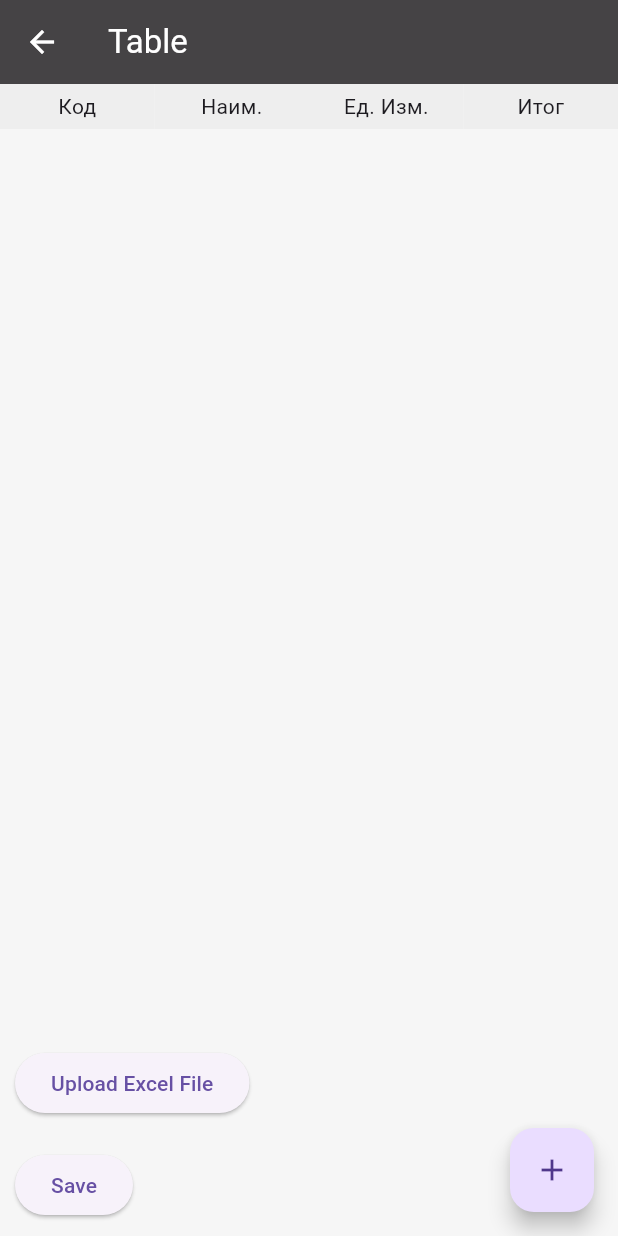
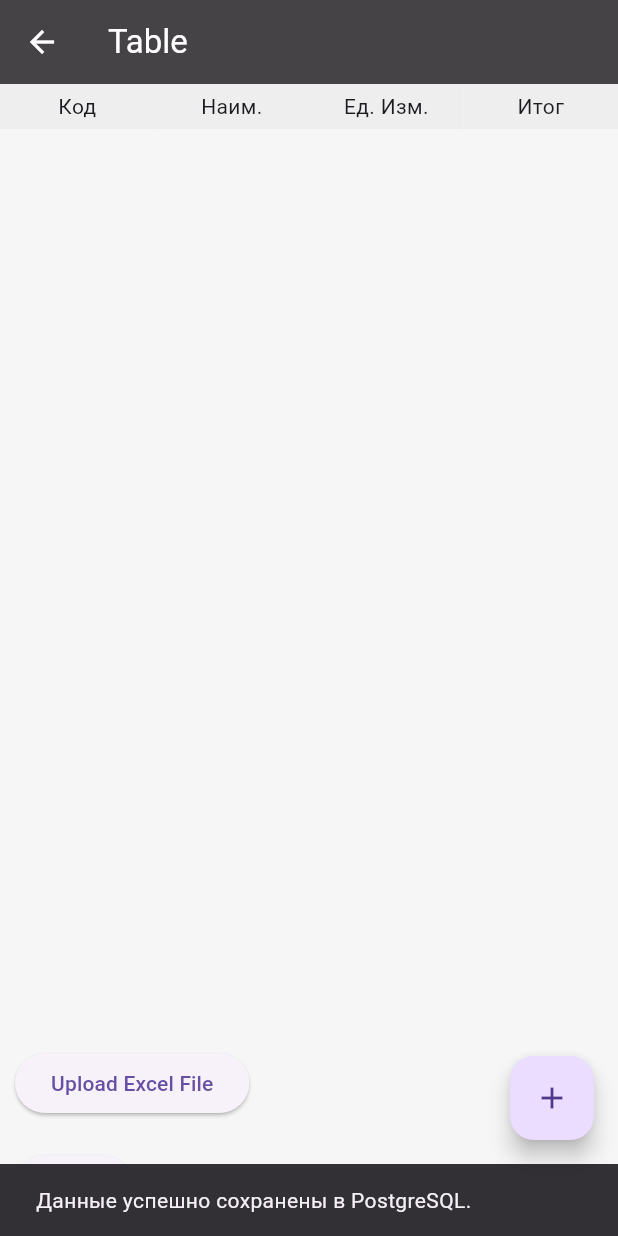
Before and after one commit to gizo333/zakupka, a Flutter app: the TableView screen opened by its route, after a tap on "Save", on a phone screen of 412 x 824 dp. Run offline on Flutter 3.47's test engine with Material 2 defaults, Android fonts, the phone set to English and light mode, and no system bars; our stand-ins replace cloud_firestore, email_validator, file_picker, firebase_auth, firebase_core; missing offline and left inert: excel, postgres, postgres_pool; accounts and stored records are empty.

Commit message:
save table to postgresql

```diff
--- a/lib/pages/home_screen.dart
+++ b/lib/pages/home_screen.dart
@@ -1,7 +1,6 @@
 import 'package:firebase_auth/firebase_auth.dart';
 import 'package:flutter/material.dart';
-import '/pages/account_screen.dart';
-import '/pages/login_screen.dart';
+
 
 class HomeScreen extends StatelessWidget {
   const HomeScreen({super.key});
--- a/lib/table/classes.dart
+++ b/lib/table/classes.dart
@@ -24,6 +24,6 @@ class PositionClass {
       'name': name,
       'ml': ml,
       'itog': itog,
-    };
+   };
   }
 }
--- a/lib/table/json_help.dart
+++ b/lib/table/json_help.dart
@@ -1,6 +1,7 @@
 import 'dart:convert';
 import 'dart:io';
 import 'package:excel/excel.dart';
+import 'package:new_flut_proj/table/tableview.dart';
 import '../table/classes.dart';
 
 List<Map<String, dynamic>> jsonData = [];
--- a/lib/table/tableview.dart
+++ b/lib/table/tableview.dart
@@ -6,6 +6,7 @@ import 'classes.dart';
 import './sort_help.dart';
 import './json_help.dart';
 import 'package:postgres/postgres.dart';
+import 'package:postgres_pool/postgres_pool.dart';
 
 class TableView extends StatefulWidget {
   const TableView({Key? key}) : super(key: key);
@@ -285,6 +286,7 @@ class _TableViewState extends State<TableView> {
               padding: const EdgeInsets.only(bottom: 10, top: 10, left: 10),
               child: ElevatedButton(
                 onPressed: () async {
+                  saveDataToPostgreSQL();
                 },
                 child: const Text('Save'),
               ),
@@ -374,4 +376,64 @@ class _TableViewState extends State<TableView> {
 
 
 
+  Future<void> saveDataToPostgreSQL() async {
+    final connection = PostgreSQLConnection(
+      '37.140.241.144',
+      5432,
+      'postgres',
+      username: 'postgres',
+      password: '1',
+    );
+
+    final stopwatch = Stopwatch(); // Создаем объект секундомера
+
+    try {
+      await connection.open();
+
+      // Очистить таблицу перед импортом (если нужно)
+      await connection.execute('DELETE FROM position');
+
+      stopwatch.start(); // Запускаем секундомер
+
+      // Вставить данные в таблицу
+      for (var position in _lists) {
+        await connection.execute(
+          'INSERT INTO position (code, name, ml, itog) VALUES (@code, @name, @ml, @itog)',
+          substitutionValues: {
+            'code': position.code,
+            'name': position.name,
+            'ml': position.ml,
+            'itog': position.itog,
+          },
+        );
+      }
+
+      stopwatch.stop(); // Останавливаем секундомер
+
+      // Закрыть соединение
+      await connection.close();
+
+      // Очистить списки после сохранения данных в БД
+      setState(() {
+        _lists.clear();
+      });
+
+      ScaffoldMessenger.of(context).showSnackBar(
+        SnackBar(
+          content: Text('Данные успешно сохранены в PostgreSQL.'),
+        ),
+      );
+
+      final seconds = stopwatch.elapsedMilliseconds / 1000; // Получаем время сохранения в секундах
+      print('Время сохранения: $seconds сек');
+    } catch (e) {
+      print('Ошибка сохранения данных в PostgreSQL: $e');
+      ScaffoldMessenger.of(context).showSnackBar(
+        SnackBar(
+          content: Text('Ошибка сохранения данных в PostgreSQL.'),
+        ),
+      );
+    }
+  }
+
 }
--- a/pubspec.yaml
+++ b/pubspec.yaml
@@ -28,6 +28,8 @@ environment:
 # the latest version available on pub.dev. To see which dependencies have newer
 # versions available, run `flutter pub outdated`.
 dependencies:
+  pool:
+  postgres_pool:
   postgres:
   flutter_cache_manager:
   open_file:
```
Also changed, not shown: pubspec.lock.
